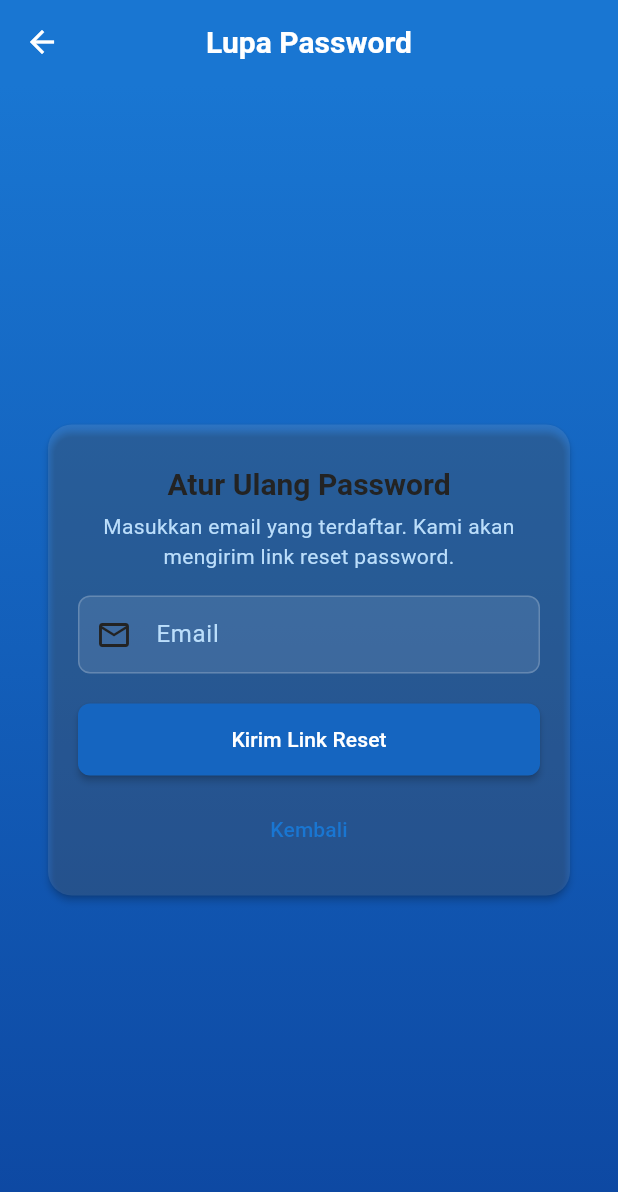
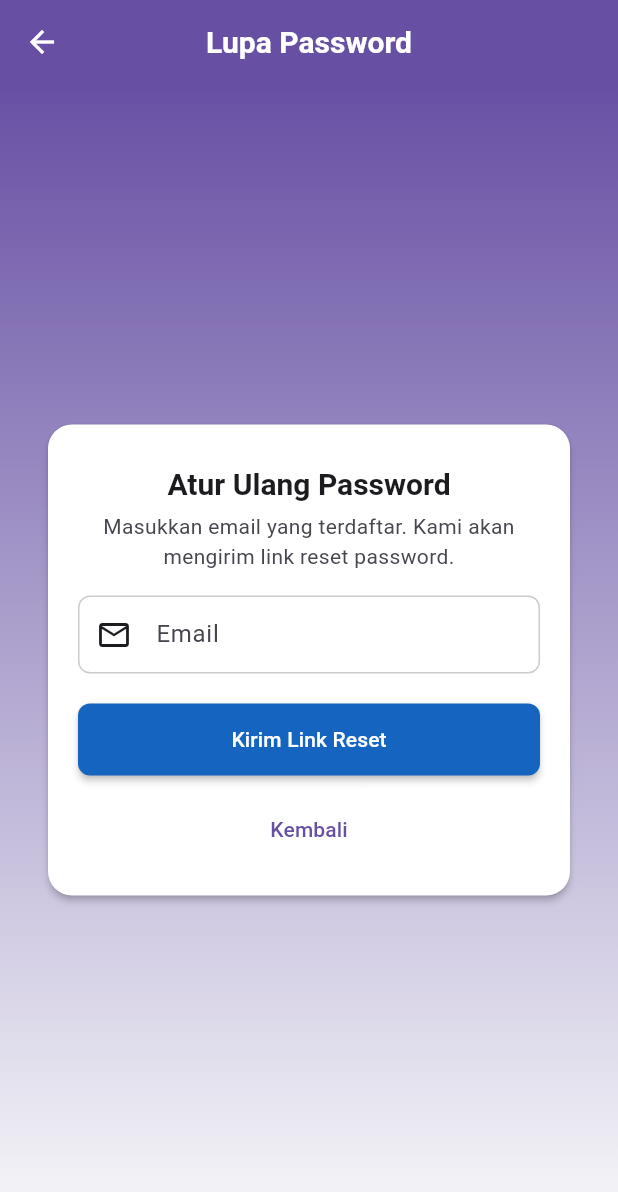
Before and after one commit to fahmiorim/radio_app, a Flutter app: the screen it shows after launch, after a tap on "Lupa Password?", on a phone screen of 412 x 824 dp. Shown: the top 1192 px of the screen. Run offline on Flutter 3.47's test engine with Material 3 defaults, Android fonts, the phone set to English and light mode, and no system bars; our stand-ins replace cached_network_image, cookie_jar, dio, dio_cookie_manager, firebase_auth, firebase_core and 11 more; missing offline and left inert: audio_session, pusher_channels_flutter; accounts and stored records are empty; network calls fail.

Commit message:
feat: update light theme palette

```diff
--- a/lib/config/app_colors.dart
+++ b/lib/config/app_colors.dart
@@ -18,34 +18,23 @@ class _ChatColors {
 
 class AppColors {
   // ========== Light Theme ==========
-  static const Color lightPrimary = Color(0xFF1976D2); // Medium blue
-  static const Color lightBackground = Color(0xFF0D47A1); // Darker blue
-  static const Color lightSurface = Color(
-    0xFF0D1B2A,
-  ); // Very dark blue (almost black)
+  static const Color lightPrimary = Color(0xFF6750A4); // Material 3 purple
+  static const Color lightBackground = Color(0xFFF8F9FA); // Soft gray background
+  static const Color lightSurface = Color(0xFFFFFFFF); // White surface
 
   // Light Text Colors
-  static const Color lightTextPrimary = Color.fromARGB(
-    255,
-    35,
-    35,
-    35,
-  ); // White for better contrast
-  static const Color lightTextSecondary = Color(0xFFBBDEFB); // Light blue
-  static const Color lightTextTertiary = Color(0xFF90CAF9); // Lighter blue
+  static const Color lightTextPrimary = Color(0xFF1C1B1F); // Near-black for contrast
+  static const Color lightTextSecondary = Color(0xFF49454F); // Dark gray
+  static const Color lightTextTertiary = Color(0xFF79747E); // Medium gray
 
   // Light UI Colors
-  static const Color lightCardSurface = Color(
-    0x1AFFFFFF,
-  ); // Semi-transparent white
-  static const Color lightDivider = Color(0x33FFFFFF); // Semi-transparent white
-  static const Color lightBorder = Color(
-    0x33FFFFFF,
-  ); // Semi-transparent white border
-  static const Color lightSentBubble = Color(0xFF1976D2); // Medium blue
+  static const Color lightCardSurface = Color(0xFFFFFFFF); // White card surface
+  static const Color lightDivider = Color(0x1F000000); // 12% black divider
+  static const Color lightBorder = Color(0x33000000); // 20% black border
+  static const Color lightSentBubble = lightPrimary; // Primary purple
   static const Color lightSentBubbleText = Color(0xFFFFFFFF); // White text
-  static const Color lightReceivedBubble = Color(0xFF1E1E1E); // Dark gray
-  static const Color lightReceivedBubbleText = Color(0xFFFFFFFF); // White text
+  static const Color lightReceivedBubble = Color(0xFFE0E0E0); // Light gray
+  static const Color lightReceivedBubbleText = lightTextPrimary; // Dark text
 
   // ========== Dark Theme ==========
   static const Color darkPrimary = Color(
```
